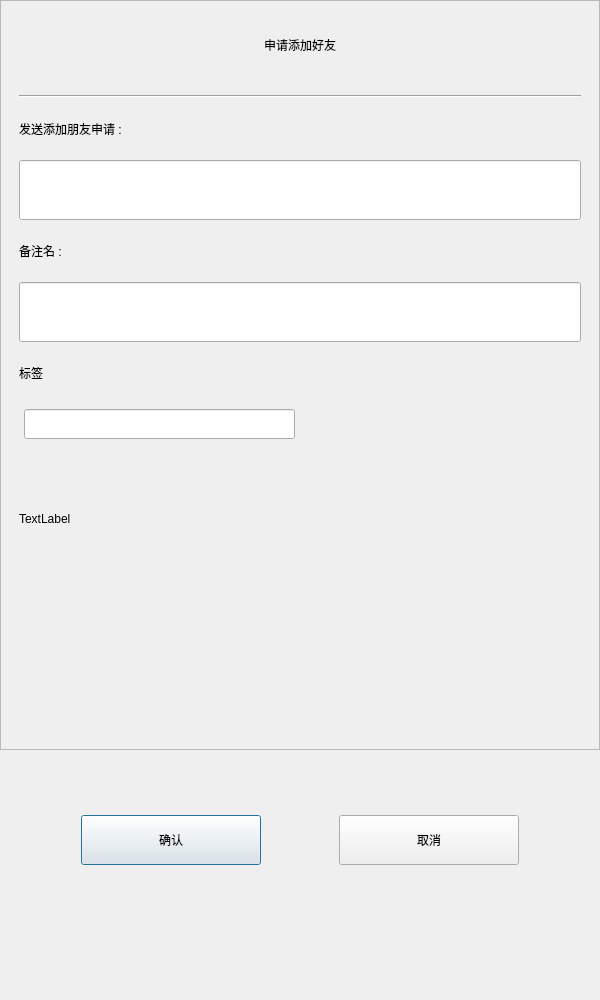
Above: client/dialogs/applyfriend.ui from yrc920/xiguchat before the change. Below: the same form after it.
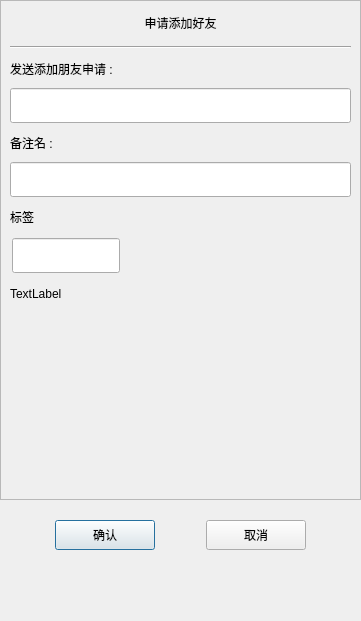
That is the form after the change. Custom widgets are drawn as their Qt base class.

Patch:
```diff
--- a/client/dialogs/applyfriend.ui
+++ b/client/dialogs/applyfriend.ui
@@ -6,20 +6,20 @@
    <rect>
     <x>0</x>
     <y>0</y>
-    <width>600</width>
-    <height>1000</height>
+    <width>361</width>
+    <height>621</height>
    </rect>
   </property>
   <property name="minimumSize">
    <size>
-    <width>600</width>
-    <height>1000</height>
+    <width>361</width>
+    <height>621</height>
    </size>
   </property>
   <property name="maximumSize">
    <size>
-    <width>600</width>
-    <height>1000</height>
+    <width>361</width>
+    <height>621</height>
    </size>
   </property>
   <property name="windowTitle">
@@ -46,13 +46,13 @@
      <property name="minimumSize">
       <size>
        <width>0</width>
-       <height>750</height>
+       <height>500</height>
       </size>
      </property>
      <property name="maximumSize">
       <size>
        <width>16777215</width>
-       <height>750</height>
+       <height>16777215</height>
       </size>
      </property>
      <property name="widgetResizable">
@@ -63,8 +63,8 @@
        <rect>
         <x>0</x>
         <y>0</y>
-        <width>598</width>
-        <height>748</height>
+        <width>359</width>
+        <height>498</height>
        </rect>
       </property>
       <property name="minimumSize">
@@ -75,20 +75,26 @@
       </property>
       <layout class="QVBoxLayout" name="verticalLayout_2">
        <property name="spacing">
-        <number>6</number>
+        <number>0</number>
+       </property>
+       <property name="leftMargin">
+        <number>0</number>
+       </property>
+       <property name="rightMargin">
+        <number>0</number>
        </property>
        <item>
         <widget class="QLabel" name="apply_lb">
          <property name="minimumSize">
           <size>
            <width>0</width>
-           <height>70</height>
+           <height>25</height>
           </size>
          </property>
          <property name="maximumSize">
           <size>
            <width>16777215</width>
-           <height>70</height>
+           <height>25</height>
           </size>
          </property>
          <property name="text">
@@ -103,10 +109,10 @@
         <widget class="QWidget" name="apply_wid" native="true">
          <layout class="QVBoxLayout" name="verticalLayout_3">
           <property name="spacing">
-           <number>6</number>
+           <number>7</number>
           </property>
           <property name="topMargin">
-           <number>9</number>
+           <number>11</number>
           </property>
           <item>
            <widget class="Line" name="line">
@@ -120,13 +126,13 @@
             <property name="minimumSize">
              <size>
               <width>0</width>
-              <height>50</height>
+              <height>25</height>
              </size>
             </property>
             <property name="maximumSize">
              <size>
               <width>16777215</width>
-              <height>16777215</height>
+              <height>25</height>
              </size>
             </property>
             <property name="text">
@@ -139,13 +145,13 @@
             <property name="minimumSize">
              <size>
               <width>0</width>
-              <height>60</height>
+              <height>35</height>
              </size>
             </property>
             <property name="maximumSize">
              <size>
               <width>16777215</width>
-              <height>60</height>
+              <height>35</height>
              </size>
             </property>
            </widget>
@@ -155,13 +161,13 @@
             <property name="minimumSize">
              <size>
               <width>0</width>
-              <height>50</height>
+              <height>25</height>
              </size>
             </property>
             <property name="maximumSize">
              <size>
               <width>16777215</width>
-              <height>16777215</height>
+              <height>25</height>
              </size>
             </property>
             <property name="text">
@@ -174,13 +180,13 @@
             <property name="minimumSize">
              <size>
               <width>0</width>
-              <height>60</height>
+              <height>35</height>
              </size>
             </property>
             <property name="maximumSize">
              <size>
               <width>16777215</width>
-              <height>60</height>
+              <height>35</height>
              </size>
             </property>
            </widget>
@@ -190,13 +196,13 @@
             <property name="minimumSize">
              <size>
               <width>0</width>
-              <height>50</height>
+              <height>25</height>
              </size>
             </property>
             <property name="maximumSize">
              <size>
               <width>16777215</width>
-              <height>16777215</height>
+              <height>25</height>
              </size>
             </property>
             <property name="text">
@@ -206,6 +212,12 @@
           </item>
           <item>
            <widget class="QWidget" name="lb_group_wid" native="true">
+            <property name="minimumSize">
+             <size>
+              <width>0</width>
+              <height>50</height>
+             </size>
+            </property>
             <layout class="QVBoxLayout" name="verticalLayout_4">
              <property name="spacing">
               <number>0</number>
@@ -227,24 +239,30 @@
                <property name="minimumSize">
                 <size>
                  <width>0</width>
-                 <height>90</height>
+                 <height>40</height>
                 </size>
                </property>
                <property name="maximumSize">
                 <size>
                  <width>16777215</width>
-                 <height>16777215</height>
+                 <height>40</height>
                 </size>
                </property>
                <widget class="CustomizeEdit" name="lb_ed">
                 <property name="geometry">
                  <rect>
-                  <x>5</x>
-                  <y>5</y>
-                  <width>271</width>
-                  <height>30</height>
+                  <x>2</x>
+                  <y>2</y>
+                  <width>108</width>
+                  <height>35</height>
                  </rect>
                 </property>
+                <property name="maximumSize">
+                 <size>
+                  <width>16777215</width>
+                  <height>35</height>
+                 </size>
+                </property>
                </widget>
               </widget>
              </item>
@@ -253,7 +271,7 @@
                <property name="minimumSize">
                 <size>
                  <width>0</width>
-                 <height>50</height>
+                 <height>35</height>
                 </size>
                </property>
                <property name="maximumSize">
@@ -305,6 +323,12 @@
           </item>
           <item>
            <widget class="QWidget" name="widget" native="true">
+            <property name="minimumSize">
+             <size>
+              <width>0</width>
+              <height>60</height>
+             </size>
+            </property>
             <layout class="QHBoxLayout" name="horizontalLayout_2">
              <property name="leftMargin">
               <number>0</number>
@@ -322,35 +346,47 @@
               <widget class="QWidget" name="lb_list" native="true">
                <property name="minimumSize">
                 <size>
-                 <width>350</width>
-                 <height>0</height>
+                 <width>287</width>
+                 <height>50</height>
+                </size>
+               </property>
+               <property name="maximumSize">
+                <size>
+                 <width>287</width>
+                 <height>16777215</height>
                 </size>
                </property>
               </widget>
              </item>
              <item>
               <widget class="QWidget" name="more_li_wid" native="true">
+               <property name="minimumSize">
+                <size>
+                 <width>30</width>
+                 <height>0</height>
+                </size>
+               </property>
                <property name="maximumSize">
                 <size>
-                 <width>70</width>
+                 <width>30</width>
                  <height>16777215</height>
                 </size>
                </property>
                <layout class="QVBoxLayout" name="verticalLayout_6">
                 <property name="spacing">
-                 <number>0</number>
+                 <number>7</number>
                 </property>
                 <property name="leftMargin">
-                 <number>20</number>
+                 <number>2</number>
                 </property>
                 <property name="topMargin">
-                 <number>0</number>
+                 <number>2</number>
                 </property>
                 <property name="rightMargin">
-                 <number>0</number>
+                 <number>2</number>
                 </property>
                 <property name="bottomMargin">
-                 <number>0</number>
+                 <number>2</number>
                 </property>
                 <item>
                  <spacer name="verticalSpacer_3">
@@ -369,14 +405,14 @@
                  <widget class="ClickedOnceLabel" name="more_lb">
                   <property name="minimumSize">
                    <size>
-                    <width>40</width>
-                    <height>40</height>
+                    <width>25</width>
+                    <height>25</height>
                    </size>
                   </property>
                   <property name="maximumSize">
                    <size>
-                    <width>40</width>
-                    <height>40</height>
+                    <width>25</width>
+                    <height>25</height>
                    </size>
                   </property>
                   <property name="text">
@@ -392,7 +428,7 @@
                   <property name="sizeHint" stdset="0">
                    <size>
                     <width>20</width>
-                    <height>40</height>
+                    <height>60</height>
                    </size>
                   </property>
                  </spacer>
@@ -421,7 +457,7 @@
      <property name="sizeHint" stdset="0">
       <size>
        <width>20</width>
-       <height>40</height>
+       <height>10</height>
       </size>
      </property>
     </spacer>
@@ -431,7 +467,7 @@
      <property name="minimumSize">
       <size>
        <width>0</width>
-       <height>100</height>
+       <height>50</height>
       </size>
      </property>
      <layout class="QHBoxLayout" name="horizontalLayout">
@@ -452,13 +488,25 @@
        <widget class="ClickedBtn" name="sure_btn">
         <property name="minimumSize">
          <size>
-          <width>180</width>
-          <height>50</height>
+          <width>100</width>
+          <height>30</height>
+         </size>
+        </property>
+        <property name="maximumSize">
+         <size>
+          <width>100</width>
+          <height>30</height>
          </size>
         </property>
         <property name="text">
          <string>确认</string>
         </property>
+        <property name="iconSize">
+         <size>
+          <width>16</width>
+          <height>16</height>
+         </size>
+        </property>
        </widget>
       </item>
       <item>
@@ -478,13 +526,19 @@
        <widget class="ClickedBtn" name="cancel_btn">
         <property name="minimumSize">
          <size>
-          <width>180</width>
-          <height>50</height>
+          <width>100</width>
+          <height>30</height>
          </size>
         </property>
         <property name="text">
          <string>取消</string>
         </property>
+        <property name="iconSize">
+         <size>
+          <width>16</width>
+          <height>16</height>
+         </size>
+        </property>
        </widget>
       </item>
       <item>
```
